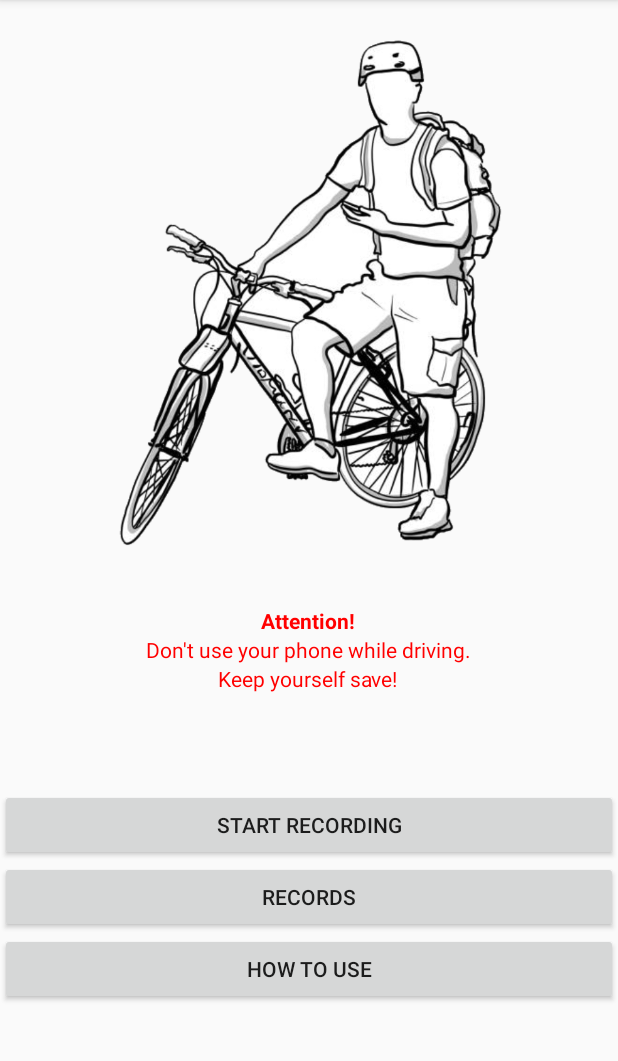
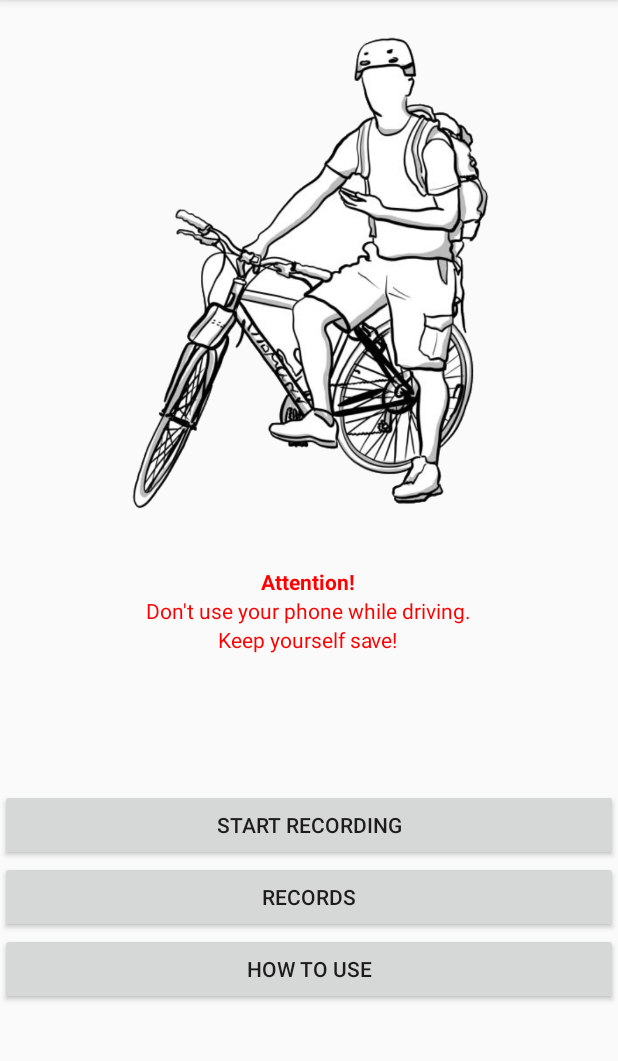
Before and after one commit to ssrahn/BycicMeasure, an Android app: the screen it shows after launch (MainActivity), on a phone screen of 412 x 824 dp, the part 84-1145 px from its top. Run offline under Robolectric (Android 15) with nearby library versions, the phone set to English and light mode, and no system bars.

Commit message:
fix text fields

```diff
--- a/app/src/main/res/layout/activity_main.xml
+++ b/app/src/main/res/layout/activity_main.xml
@@ -7,14 +7,14 @@
     android:background="#FAFAFA">
 
     <ImageView
-        android:layout_weight="1.5"
+        android:layout_weight="1.4"
         android:layout_width="wrap_content"
         android:layout_height="0dp"
         android:layout_gravity="center_horizontal"
         android:src="@drawable/bicycle" />
 
     <LinearLayout
-        android:layout_weight="0.4"
+        android:layout_weight="0.5"
         android:layout_width="wrap_content"
         android:layout_height="0dp"
         android:orientation="vertical"
```
